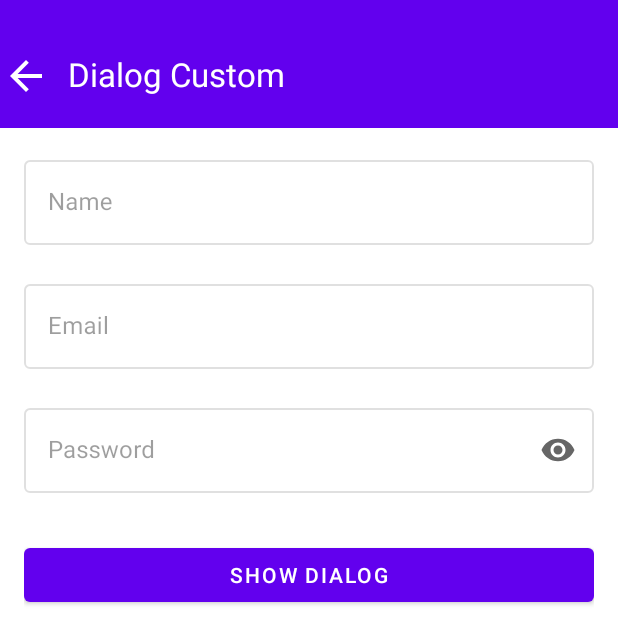
After one commit to Rkleib/Playground, an Android app: the DialogCustomActivity screen opened directly, with no data from a screen before it, on a phone screen of 412 x 824 dp. The commit adds this screen. Shown: the top 644 px of the screen. Run offline under Robolectric (Android 15) with nearby library versions, the phone set to English and light mode, and no system bars.

Commit message:
add Custom Dialog Activity, setup UI

```diff
--- a/app/build.gradle
+++ b/app/build.gradle
@@ -31,4 +31,5 @@ dependencies {
     androidTestImplementation 'androidx.test.ext:junit:1.1.1'
     androidTestImplementation 'androidx.test.espresso:espresso-core:3.2.0'
     implementation 'com.github.jakebonk:BoardView:1.3.6'
+    implementation 'com.google.android.material:material:1.2.1'
 }
--- a/app/src/main/AndroidManifest.xml
+++ b/app/src/main/AndroidManifest.xml
@@ -9,7 +9,12 @@
         android:roundIcon="@mipmap/ic_launcher_round"
         android:supportsRtl="true"
         android:theme="@style/AppTheme">
-        <activity android:name=".boardView.BoardViewActivity"></activity>
+        <activity
+            android:name=".dialog.DialogCustomActivity"
+            android:label="@string/app_name"
+            android:screenOrientation="portrait"
+            android:theme="@style/CustomNoActionBarTranslucent"></activity>
+        <activity android:name=".boardView.BoardViewActivity" />
         <activity
             android:name=".dialog.DialogBasicActivity"
             android:label="@string/app_name"
--- /dev/null
+++ b/app/src/main/java/com/rkleib/android/playground/dialog/DialogCustomActivity.java
@@ -0,0 +1,31 @@
+package com.rkleib.android.playground.dialog;
+
+import androidx.appcompat.app.AlertDialog;
+import androidx.appcompat.app.AppCompatActivity;
+
+import android.annotation.SuppressLint;
+import android.os.Bundle;
+import android.view.LayoutInflater;
+import android.view.View;
+
+import com.google.android.material.textfield.TextInputEditText;
+import com.google.android.material.textfield.TextInputLayout;
+import com.rkleib.android.playground.R;
+
+public class DialogCustomActivity extends AppCompatActivity {
+
+    @Override
+    protected void onCreate(Bundle savedInstanceState) {
+        super.onCreate(savedInstanceState);
+        setContentView(R.layout.activity_dialog_custom);
+
+        TextInputLayout mTiName = findViewById(R.id.ti_name);
+        TextInputEditText mEtName = findViewById(R.id.et_name);
+    }
+
+    private void showDialogCustom() {
+        AlertDialog.Builder dialogKondisi = new AlertDialog.Builder(this);
+        LayoutInflater inflater = getLayoutInflater();
+        @SuppressLint("InflateParams") View dialogView = inflater.inflate(R.layout.dialog_custom, null);
+    }
+}
--- a/app/src/main/java/com/rkleib/android/playground/main_layout/MainDrawerActivity.java
+++ b/app/src/main/java/com/rkleib/android/playground/main_layout/MainDrawerActivity.java
@@ -31,6 +31,7 @@ import com.rkleib.android.playground.MainActivity;
 import com.rkleib.android.playground.R;
 import com.rkleib.android.playground.boardView.BoardViewActivity;
 import com.rkleib.android.playground.dialog.DialogBasicActivity;
+import com.rkleib.android.playground.dialog.DialogCustomActivity;
 
 import java.util.ArrayList;
 import java.util.HashMap;
@@ -74,6 +75,10 @@ public class MainDrawerActivity extends AppCompatActivity {
                         case 0:
                             Intent intent = new Intent(MainDrawerActivity.this, DialogBasicActivity.class);
                             startActivity(intent);
+                            break;
+                        case 1:
+                            Intent intent1 = new Intent(MainDrawerActivity.this, DialogCustomActivity.class);
+                            startActivity(intent1);
                             break;
                     }
                 }
@@ -122,11 +127,12 @@ public class MainDrawerActivity extends AppCompatActivity {
         listDataHeader.add(item3);
 
         // Adding child data
-        List<String> dialog = new ArrayList<String>();
+        List<String> dialog = new ArrayList<>();
         dialog.add("Dialog Basic");
+        dialog.add("Dialog Custom");
 
         // Adding child data
-        List<String> boardView = new ArrayList<String>();
+        List<String> boardView = new ArrayList<>();
         boardView.add("BoardView");
 
         listDataChild.put(listDataHeader.get(0), dialog);// Header, Child data
--- /dev/null
+++ b/app/src/main/res/layout/activity_dialog_custom.xml
@@ -0,0 +1,118 @@
+<?xml version="1.0" encoding="utf-8"?>
+<LinearLayout xmlns:android="http://schemas.android.com/apk/res/android"
+    xmlns:tools="http://schemas.android.com/tools"
+    xmlns:app="http://schemas.android.com/apk/res-auto"
+    android:layout_width="match_parent"
+    android:layout_height="match_parent"
+    android:orientation="vertical"
+    tools:context=".dialog.DialogCustomActivity">
+
+    <LinearLayout
+        android:id="@+id/toolbar"
+        android:layout_width="match_parent"
+        android:layout_height="85dp"
+        android:gravity="center_vertical"
+        android:background="@color/colorPrimary"
+        android:orientation="vertical">
+
+        <LinearLayout
+            android:layout_width="match_parent"
+            android:layout_height="wrap_content"
+            android:layout_marginTop="16dp"
+            android:paddingStart="1dp"
+            android:orientation="horizontal">
+
+            <ImageView
+                android:id="@+id/imv_back_pressed"
+                android:layout_width="32dp"
+                android:layout_height="32dp"
+                android:tint="@color/white"
+                android:src="@drawable/ic_arrow_back" />
+
+            <TextView
+                android:layout_width="wrap_content"
+                android:layout_height="wrap_content"
+                android:layout_marginStart="12dp"
+                android:textSize="22sp"
+                android:textColor="@color/white"
+                android:text="Dialog Custom"
+                tools:ignore="HardcodedText" />
+        </LinearLayout>
+    </LinearLayout>
+
+    <LinearLayout
+        android:layout_width="match_parent"
+        android:layout_height="match_parent"
+        android:paddingStart="16dp"
+        android:paddingEnd="16dp"
+        android:orientation="vertical">
+
+
+        <com.google.android.material.textfield.TextInputLayout
+            android:id="@+id/ti_name"
+            android:layout_width="match_parent"
+            android:layout_height="wrap_content"
+            style="@style/Widget.MaterialComponents.TextInputLayout.OutlinedBox"
+            android:layout_marginTop="16dp"
+            android:hint="Name"
+            android:enabled="false"
+            app:hintEnabled="true"
+            app:errorEnabled="true"
+            tools:ignore="HardcodedText">
+
+            <com.google.android.material.textfield.TextInputEditText
+                android:id="@+id/et_name"
+                android:layout_width="match_parent"
+                android:layout_height="match_parent"
+                android:inputType="text" />
+
+        </com.google.android.material.textfield.TextInputLayout>
+
+        <com.google.android.material.textfield.TextInputLayout
+            android:id="@+id/ti_email"
+            style="@style/Widget.MaterialComponents.TextInputLayout.OutlinedBox"
+            android:layout_width="match_parent"
+            android:layout_height="wrap_content"
+            android:hint="Email"
+            android:enabled="false"
+            app:hintEnabled="true"
+            app:errorEnabled="true"
+            tools:ignore="HardcodedText">
+
+            <com.google.android.material.textfield.TextInputEditText
+                android:id="@+id/et_email"
+                android:layout_width="match_parent"
+                android:layout_height="match_parent"
+                android:inputType="textEmailAddress" />
+
+        </com.google.android.material.textfield.TextInputLayout>
+
+        <com.google.android.material.textfield.TextInputLayout
+            android:id="@+id/ti_password"
+            android:layout_width="match_parent"
+            android:layout_height="wrap_content"
+            style="@style/Widget.MaterialComponents.TextInputLayout.OutlinedBox"
+            android:hint="Password"
+            android:enabled="false"
+            app:hintEnabled="true"
+            app:errorEnabled="true"
+            app:endIconMode="password_toggle"
+            tools:ignore="HardcodedText">
+
+            <com.google.android.material.textfield.TextInputEditText
+                android:id="@+id/et_password"
+                android:layout_width="match_parent"
+                android:layout_height="match_parent"
+                android:inputType="textPassword" />
+
+        </com.google.android.material.textfield.TextInputLayout>
+
+        <com.google.android.material.button.MaterialButton
+            android:id="@+id/btn_show_dialog"
+            android:layout_width="match_parent"
+            android:layout_height="wrap_content"
+            android:layout_marginTop="10dp"
+            android:text="Show Dialog"
+            tools:ignore="HardcodedText" />
+    </LinearLayout>
+</LinearLayout>
--- /dev/null
+++ b/app/src/main/res/layout/dialog_custom.xml
@@ -0,0 +1,5 @@
+<?xml version="1.0" encoding="utf-8"?>
+<androidx.constraintlayout.widget.ConstraintLayout xmlns:android="http://schemas.android.com/apk/res/android"
+    android:layout_width="match_parent" android:layout_height="match_parent">
+
+</androidx.constraintlayout.widget.ConstraintLayout>
--- a/app/src/main/res/values/styles.xml
+++ b/app/src/main/res/values/styles.xml
@@ -1,6 +1,6 @@
 <resources>
     <!-- Base application theme. -->
-    <style name="AppTheme" parent="Theme.AppCompat.Light.DarkActionBar">
+    <style name="AppTheme" parent="Theme.MaterialComponents.Light.DarkActionBar">
         <!-- Customize your theme here. -->
         <item name="colorPrimary">@color/colorPrimary</item>
         <item name="colorPrimaryDark">@color/colorPrimaryDark</item>
@@ -8,7 +8,7 @@
     </style>
 
     <!-- #.START THEME APLIKASI -->
-    <style name="CustomNoActionBar" parent="@style/Theme.AppCompat.Light.NoActionBar">
+    <style name="CustomNoActionBar" parent="@style/Theme.MaterialComponents.Light.NoActionBar">
         <item name="android:windowBackground">@android:color/white</item>
         <item name="windowActionBar">true</item>
         <item name="windowActionModeOverlay">true</item>
@@ -21,19 +21,19 @@
     <!-- #.END THEME APLIKASI -->
 
     <!-- #.START THEME APLIKASI -->
-    <style name="CustomNoActionBarTranslucent" parent="@style/Theme.AppCompat.Light.NoActionBar">
+    <style name="CustomNoActionBarTranslucent" parent="@style/Theme.MaterialComponents.Light.NoActionBar">
         <item name="android:windowBackground">@android:color/white</item>
         <item name="windowActionBar">true</item>
         <item name="windowActionModeOverlay">true</item>
         <item name="actionModeBackground">@color/white</item>
-        <item name="colorPrimary">@color/white</item>
+        <item name="colorPrimary">@color/colorPrimary</item>
         <item name="colorPrimaryDark">@color/white</item>
         <item name="colorAccent">@color/colorPrimary</item>
         <item name="android:windowTranslucentStatus">true</item>
     </style>
     <!-- #.END THEME APLIKASI -->
 
-    <style name="CustomAlertDialog" parent="Theme.AppCompat.Light.Dialog.Alert">
+    <style name="CustomAlertDialog" parent="Theme.MaterialComponents.Light.Dialog.Alert">
         <item name="android:windowBackground">@drawable/bg_alert_dialog</item>
     </style>
 
```
